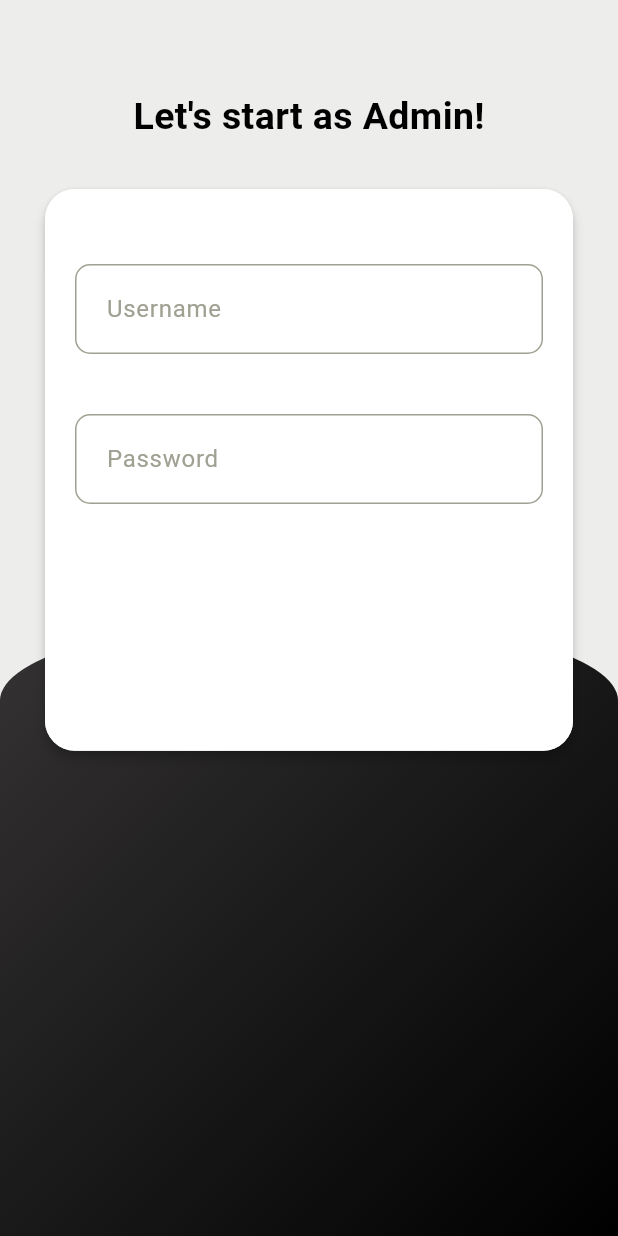
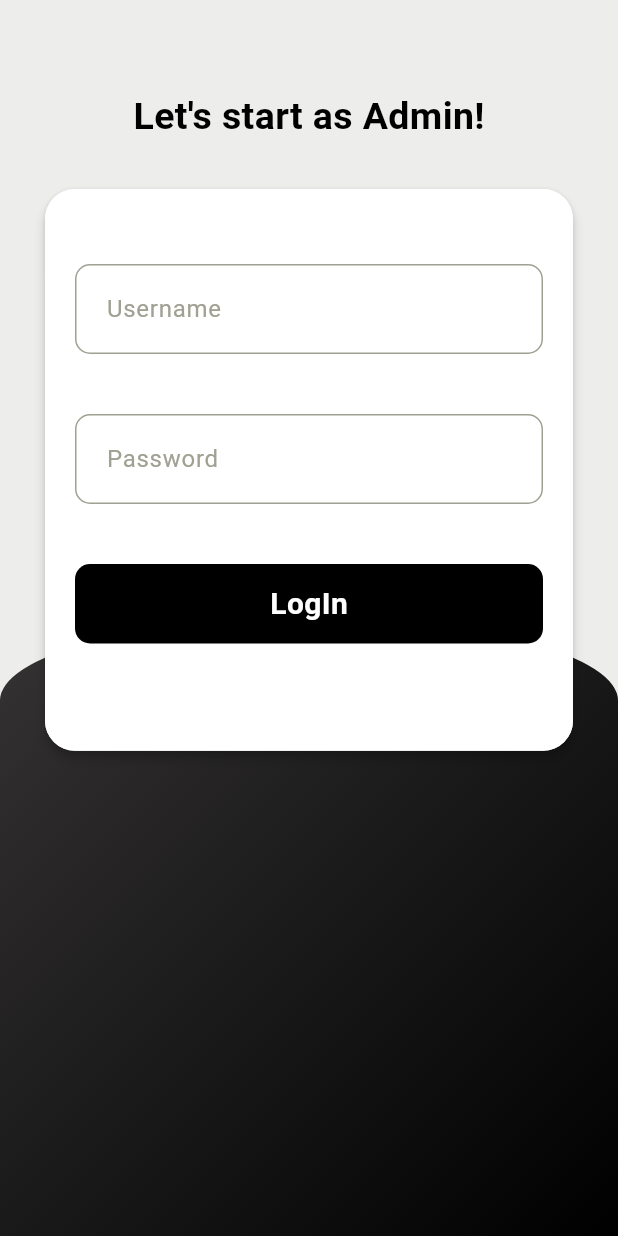
Before and after one commit to nityanand2003/flutter_quiz_app, a Flutter app: the screen it shows after launch, on a phone screen of 412 x 824 dp. Run offline on Flutter 3.47's test engine with Material 3 defaults, Android fonts, the phone set to English and light mode, and no system bars.

Commit message:
LogIn button added in admin_login page

```diff
--- a/lib/page/admin_login.dart
+++ b/lib/page/admin_login.dart
@@ -9,6 +9,8 @@ class AdminLogin extends StatefulWidget {
 
 class _AdminLoginState extends State<AdminLogin> {
   TextEditingController? get usernamecontroller => null;
+
+  TextEditingController? get userpasswordcontroller => null;
 
   @override
   Widget build(BuildContext context) {
@@ -95,7 +97,7 @@ class _AdminLoginState extends State<AdminLogin> {
                                 ),
                               ),
                             ),
-                            SizedBox(height: 40.0,),
+                            SizedBox(height: 40.0),
                             Container(
                               padding: EdgeInsets.only(
                                 left: 20.0,
@@ -111,7 +113,7 @@ class _AdminLoginState extends State<AdminLogin> {
                               ),
                               child: Center(
                                 child: TextFormField(
-                                  controller: usernamecontroller,
+                                  controller: userpasswordcontroller,
                                   validator: (value) {
                                     if (value == null || value.isEmpty) {
                                       return 'Please Enter Password';
@@ -127,8 +129,26 @@ class _AdminLoginState extends State<AdminLogin> {
                                 ),
                               ),
                             ),
-                            SizedBox(height: 40.0,),
-                            Container()
+                            SizedBox(height: 40.0),
+                            Container(
+                              padding: EdgeInsets.symmetric(vertical: 12.0),
+                              margin: EdgeInsets.symmetric(horizontal: 20.0),
+                              width: MediaQuery.of(context).size.height,
+                              decoration: BoxDecoration(
+                                color: Colors.black,
+                                borderRadius: BorderRadius.circular(10),
+                              ),
+                              child: Center(
+                                child: Text(
+                                  "LogIn",
+                                  style: TextStyle(
+                                    color: Colors.white,
+                                    fontSize: 20.0,
+                                    fontWeight: FontWeight.bold,
+                                  ),
+                                ),
+                              ),
+                            ),
                           ],
                         ),
                       ),
```
